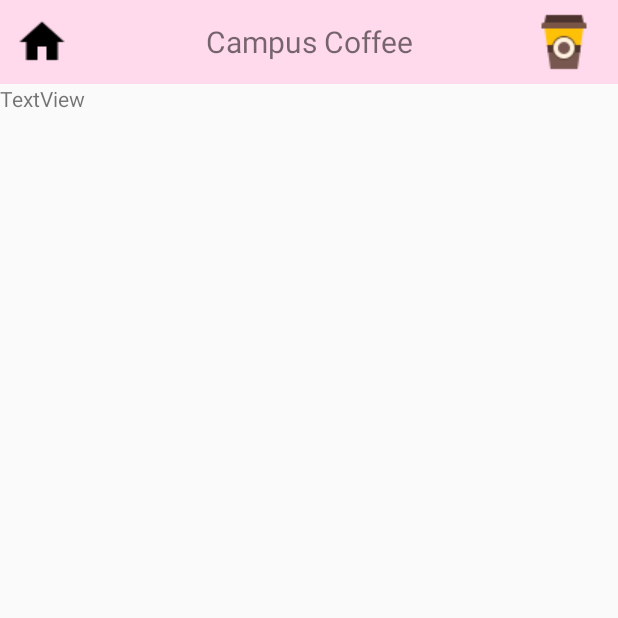
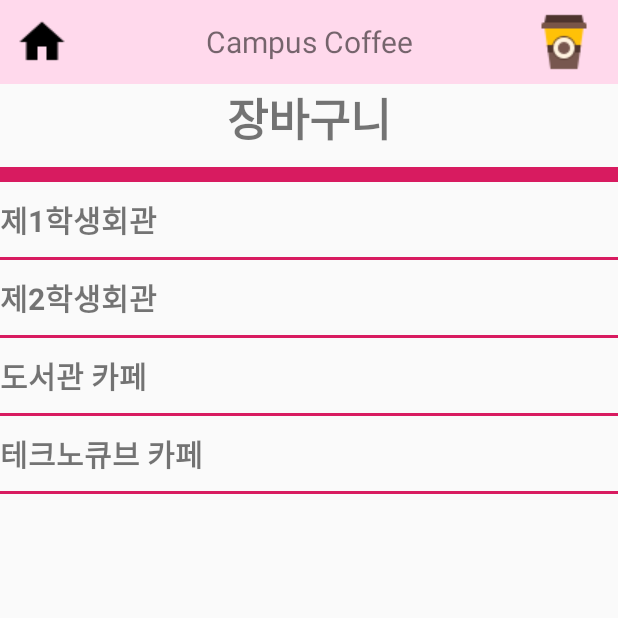
Before and after one commit to maeng2418/CampusCoffee, an Android app: the OrderList screen opened directly, with no data from a screen before it, on a phone screen of 412 x 824 dp, the top half of it. Run offline under Robolectric (Android 15) with nearby library versions, the phone set to English and light mode, and no system bars.

Commit message:
OrderList

```diff
--- a/app/src/main/java/com/example/campuscoffee/BaseActivity.java
+++ b/app/src/main/java/com/example/campuscoffee/BaseActivity.java
@@ -93,6 +93,8 @@ public class BaseActivity extends AppCompatActivity {
 
             case android.R.id.home: {
                 finish();
+                Intent main = new Intent(getApplicationContext(), MainActivity.class);
+                startActivity(main);
                 return true;
             }
 
--- a/app/src/main/java/com/example/campuscoffee/Fragment1.java
+++ b/app/src/main/java/com/example/campuscoffee/Fragment1.java
@@ -78,7 +78,7 @@ public class Fragment1  extends Fragment {
             // TODO Auto-generated method stub
 
                 ApplicationController application = ApplicationController.getInstance();
-                application.buildNetworkService("8b1c8139.ngrok.io");
+                application.buildNetworkService("da52e97c.ngrok.io");
                 //application.buildNetworkService("127.0.0.1", 8000);
                 networkService = ApplicationController.getInstance().getNetworkService();
 
--- a/app/src/main/java/com/example/campuscoffee/NetworkService.java
+++ b/app/src/main/java/com/example/campuscoffee/NetworkService.java
@@ -28,4 +28,7 @@ public interface NetworkService {
     @POST("/stores/{store}/order/")
     Call<Menu> post_stores(@Path("store") int store, @FieldMap HashMap<String, java.lang.Object> param);
 
+    @GET("/stores/all/orders/{buyer}/")
+    Call<List<Order>> get_timer(@Path("buyer") String buyer);
+
 }
--- a/app/src/main/res/layout/activity_base.xml
+++ b/app/src/main/res/layout/activity_base.xml
@@ -19,6 +19,6 @@
             android:text="Campus Coffee"
             android:layout_gravity="center"
             android:id="@+id/toolbar_title"
-            android:textSize="20sp" />
+            android:textSize="20sp"/>
     </android.support.v7.widget.Toolbar>
 </RelativeLayout>
--- a/app/src/main/res/layout/activity_orderlist.xml
+++ b/app/src/main/res/layout/activity_orderlist.xml
@@ -7,9 +7,113 @@
         android:layout_width="match_parent"
         android:layout_height="wrap_content"
         layout="@layout/activity_base"/>
-    <TextView
-        android:text="TextView"
+    <ScrollView
         android:layout_width="match_parent"
         android:layout_height="wrap_content"
-        android:id="@+id/textView" />
+        android:layout_below="@id/header"
+        android:id="@+id/scroll">
+        <LinearLayout
+            android:layout_width="match_parent"
+            android:layout_height="match_parent"
+            android:orientation="vertical">
+            <TextView
+                android:layout_width="wrap_content"
+                android:layout_height="wrap_content"
+                android:id="@+id/cartTitle"
+                android:textSize="30dp"
+                android:layout_gravity="center_horizontal"
+                android:text="장바구니"
+                android:textStyle="bold"/>
+            <LinearLayout
+                android:id="@+id/borderBottom1"
+                android:layout_width="match_parent"
+                android:layout_height="10dp"
+                android:background="@color/colorAccent"
+                android:orientation="horizontal"
+                android:layout_marginVertical="10dp"/>
+            <TextView
+                android:layout_width="match_parent"
+                android:layout_height="wrap_content"
+                android:id="@+id/storeTitle1"
+                android:text="제1학생회관"
+                android:textStyle="bold"
+                android:textSize="20dp" />
+            <LinearLayout
+                android:id="@+id/borderBottom2"
+                android:layout_width="match_parent"
+                android:layout_height="2dp"
+                android:background="@color/colorAccent"
+                android:orientation="horizontal"
+                android:layout_marginVertical="10dp"/>
+            <LinearLayout
+                android:layout_width="match_parent"
+                android:layout_height="wrap_content"
+                android:id="@+id/stateList1"
+                android:orientation="vertical">
+            </LinearLayout>
+
+            <TextView
+                android:layout_width="match_parent"
+                android:layout_height="wrap_content"
+                android:id="@+id/storeTitle2"
+                android:text="제2학생회관"
+                android:textStyle="bold"
+                android:textSize="20dp" />
+            <LinearLayout
+                android:id="@+id/borderBottom3"
+                android:layout_width="match_parent"
+                android:layout_height="2dp"
+                android:background="@color/colorAccent"
+                android:orientation="horizontal"
+                android:layout_marginVertical="10dp"/>
+            <LinearLayout
+                android:layout_width="match_parent"
+                android:layout_height="wrap_content"
+                android:id="@+id/stateList2"
+                android:orientation="vertical">
+            </LinearLayout>
+
+            <TextView
+                android:layout_width="match_parent"
+                android:layout_height="wrap_content"
+                android:id="@+id/storeTitle3"
+                android:text="도서관 카페"
+                android:textStyle="bold"
+                android:textSize="20dp" />
+            <LinearLayout
+                android:id="@+id/borderBottom4"
+                android:layout_width="match_parent"
+                android:layout_height="2dp"
+                android:background="@color/colorAccent"
+                android:orientation="horizontal"
+                android:layout_marginVertical="10dp"/>
+            <LinearLayout
+                android:layout_width="match_parent"
+                android:layout_height="wrap_content"
+                android:id="@+id/stateList3"
+                android:orientation="vertical">
+            </LinearLayout>
+
+            <TextView
+                android:layout_width="match_parent"
+                android:layout_height="wrap_content"
+                android:id="@+id/storeTitle4"
+                android:text="테크노큐브 카페"
+                android:textStyle="bold"
+                android:textSize="20dp" />
+            <LinearLayout
+                android:id="@+id/borderBottom5"
+                android:layout_width="match_parent"
+                android:layout_height="2dp"
+                android:background="@color/colorAccent"
+                android:orientation="horizontal"
+                android:layout_marginVertical="10dp"/>
+            <LinearLayout
+                android:layout_width="match_parent"
+                android:layout_height="wrap_content"
+                android:id="@+id/stateList4"
+                android:orientation="vertical">
+            </LinearLayout>
+        </LinearLayout>
+    </ScrollView>
 </LinearLayout>
```
Also changed, not shown: app/src/main/java/com/example/campuscoffee/Order.java (added, +101 -0 lines), app/src/main/java/com/example/campuscoffee/OrderList.java (+125 -19 lines), app/src/main/java/com/example/campuscoffee/OrderMenu.java (added, +78 -0 lines), app/src/main/java/com/example/campuscoffee/Reservation.java (+29 -15 lines), app/src/main/res/font/fontfamily.xml (added, +15 -0 lines), app/src/main/res/layout/activity_main.xml (+16 -4 lines), app/src/main/res/layout/activity_reservation.xml (+10 -2 lines), app/src/main/res/drawable-v24/storeicon.png (added), 2 other files.
